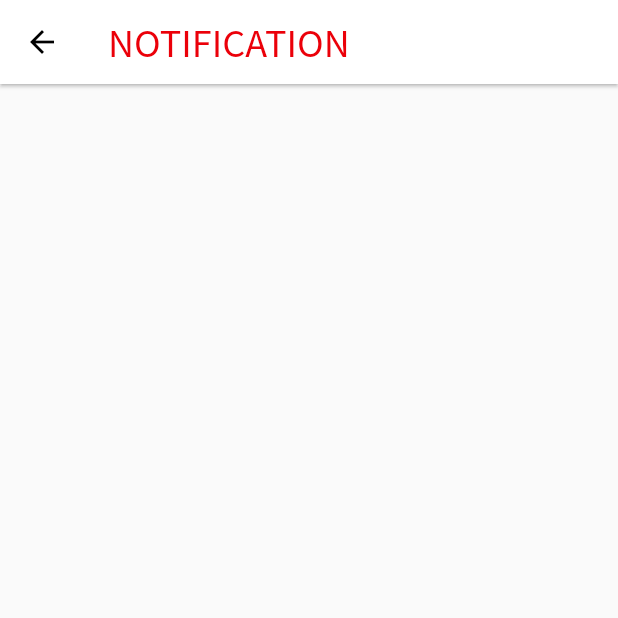
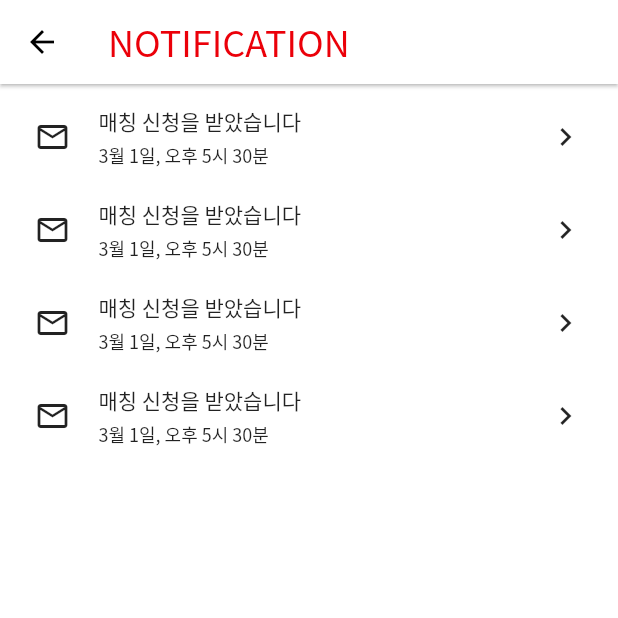
Before and after one commit to cheonbrave/campfire, a Flutter app: the NotificationPage screen opened by its route, on a phone screen of 412 x 824 dp, the top half of it. Run offline on Flutter 3.47's test engine with Material 2 defaults, Android fonts, the phone set to English and light mode, and no system bars; our stand-ins replace carousel_slider, firebase_analytics, firebase_auth, google_sign_in; accounts and stored records are empty; network calls fail.

Commit message:
알림화면 샘플 구성
알림화면 샘플 구성

```diff
--- a/lib/pages/tap_pages/notification_page.dart
+++ b/lib/pages/tap_pages/notification_page.dart
@@ -8,6 +8,9 @@ class NotificationPage extends StatefulWidget {
 }
 
 class _NotificationPageState extends State<NotificationPage> {
+
+  final List<Widget> w_noti_list = [];
+
   @override
   Widget build(BuildContext context) {
     return Scaffold(
@@ -15,13 +18,87 @@ class _NotificationPageState extends State<NotificationPage> {
         centerTitle: false,
         title: Text("NOTIFICATION", style: TextStyle(fontSize: txtSizeTopTitle),),
         elevation: 1.0,
-        /*
-        actions: <Widget>[
-          IconButton(
-            icon: Icon(Icons.search), onPressed: (){},
+      ),
+      body: _makeBody(),
+      backgroundColor: Colors.white,
+    );
+  }
+
+  Widget _makeBody() {
+
+    var paddingRL = MediaQuery.of(context).size.width * 0.035;
+    var paddingRL10 = MediaQuery.of(context).size.width * 0.10;
+
+    w_noti_list.clear();
+    w_noti_list.add(
+      Padding(
+        padding: EdgeInsets.only(bottom: padding20),
+        child: Row(
+          children: <Widget>[
+            Container(
+              width: paddingRL10,
+              child: Icon(Icons.mail_outline, size: txtSizeTopTitle,),
+            ),
+            Padding(
+              padding: EdgeInsets.only(right: padding10),
+            ),
+            Expanded(
+                child: Column(
+                  crossAxisAlignment: CrossAxisAlignment.start,
+                  children: <Widget>[
+                    Container(
+                      child: Text(
+                        '매칭 신청을 받았습니다',
+                        overflow: TextOverflow.ellipsis,
+                        style: TextStyle(fontSize: txtSizeMidStr, fontWeight: FontWeight.w500),
+                      ),
+                    ),
+                    Padding(
+                      padding: EdgeInsets.only(bottom: padding3),
+                    ),
+                    Container(
+                      child: Text(
+                        '3월 1일, 오후 5시 30분',
+                        overflow: TextOverflow.ellipsis,
+                        style: TextStyle(fontSize: txtSizeSmlStr, fontWeight: FontWeight.w500),
+                      ),
+                    ),
+                  ],
+                )
+            ),
+            Padding(
+              padding: EdgeInsets.only(left: padding10),
+            ),
+            Container(
+              width: paddingRL10,
+              child: Icon(Icons.keyboard_arrow_right, size: txtSizeTopTitle,),
+            ),
+          ],
+        ),
+      ),
+    );
+
+    w_noti_list.add(w_noti_list[0]);
+    w_noti_list.add(w_noti_list[0]);
+    w_noti_list.add(w_noti_list[0]);
+
+    return Scaffold(
+      backgroundColor: Colors.white,
+      body: SafeArea( // 아이폰 노치 디자인 대응
+
+        // 스크롤뷰가 화면을 넘치지 않을때 컨텐츠를 화면 중앙에 오게 하고싶을 경우
+        // Center + Stack로 감싸면 된다고함
+        child: SingleChildScrollView(
+          child:Padding(
+            padding: EdgeInsets.all(paddingRL),
+            /* UI 작성 - START */
+
+            child: Column(
+              children: w_noti_list,
+            ),
+            /* UI 작성 - END */
           ),
-        ],
-         */
+        ),
       ),
     );
   }
```
Also changed, not shown: lib/pages/tap_pages/campfire_page.dart (+5 -3 lines), lib/pages/tap_pages/matching_page.dart (+5 -4 lines), lib/pages/tap_pages/setting_page.dart (+25 -5 lines), lib/pages/tap_pages/team_page.dart (+6 -3 lines).
